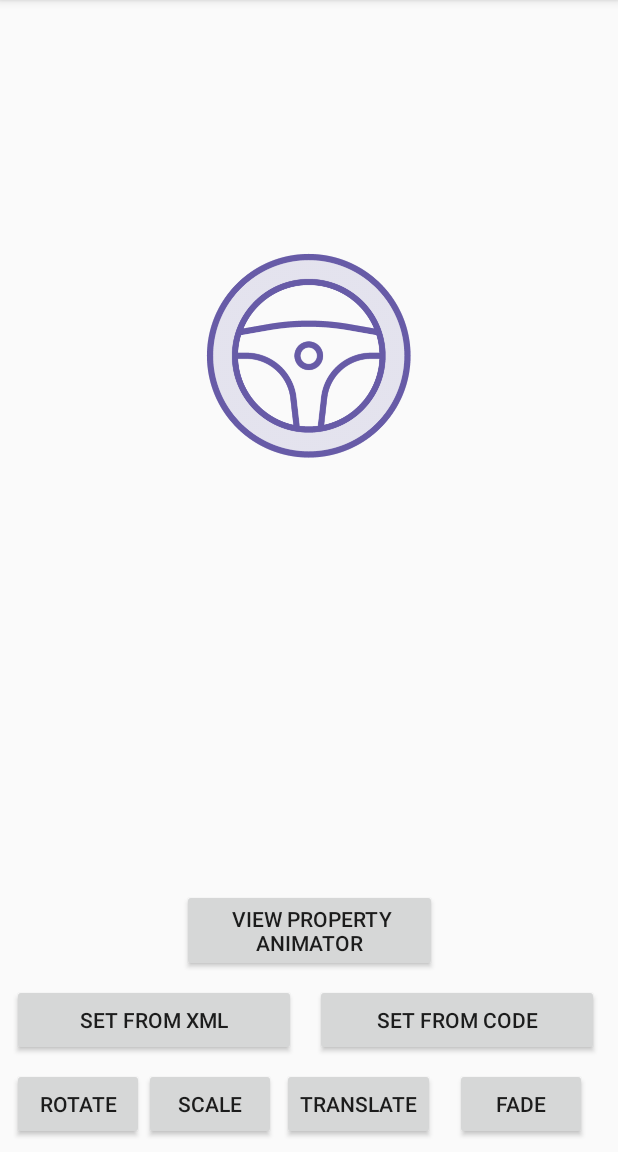
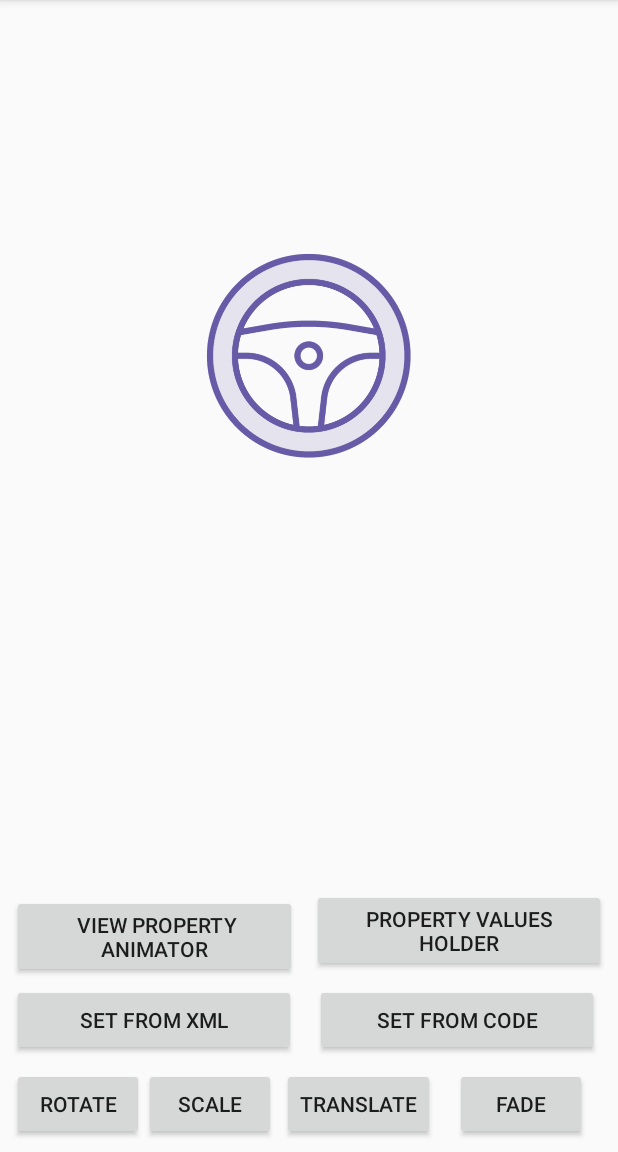
Before and after one commit to CodeHunta/AnimationsDemo, an Android app: the screen it shows after launch (MainActivity), on a phone screen of 412 x 824 dp, the part 84-1236 px from its top. Run offline under Robolectric (Android 15) with nearby library versions, the phone set to English and light mode, and no system bars.

Commit message:
Module 4 Helper 4

```diff
--- a/app/src/main/res/layout/activity_main.xml
+++ b/app/src/main/res/layout/activity_main.xml
@@ -81,11 +81,20 @@
             app:layout_constraintEnd_toEndOf="parent" android:layout_marginEnd="8dp" android:onClick="setFromCode"/>
     <Button
             android:text=" View Property Animator"
-            android:layout_width="170dp"
+            android:layout_width="190dp"
             android:onClick="viewPropertyAnimator"
             android:layout_height="wrap_content"
             android:id="@+id/button7" app:layout_constraintStart_toStartOf="parent" android:layout_marginStart="8dp"
-            app:layout_constraintEnd_toEndOf="parent" android:layout_marginEnd="8dp" android:layout_marginBottom="8dp"
+            android:layout_marginBottom="4dp"
             app:layout_constraintBottom_toTopOf="@+id/button"/>
+    <Button
+            android:text="Property Values Holder"
+            android:layout_width="196dp"
+            android:layout_height="wrap_content"
+            android:onClick="propertyValuesHolder"
+            android:id="@+id/button8" app:layout_constraintEnd_toEndOf="parent" android:layout_marginEnd="8dp"
+            android:layout_marginBottom="8dp" app:layout_constraintBottom_toTopOf="@+id/button2"
+            app:layout_constraintStart_toEndOf="@+id/button7" android:layout_marginStart="8dp"
+            app:layout_constraintHorizontal_bias="0.934"/>
 
 </android.support.constraint.ConstraintLayout>
```
Also changed, not shown: app/src/main/java/com/sriyank/animationsdemo/MainActivity.kt (+14 -2 lines).
